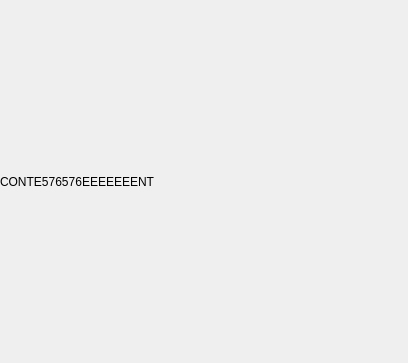
Old version of the form tools/gui/widgets/PointerScanner.ui in the repository game-pwner/game-pwner.
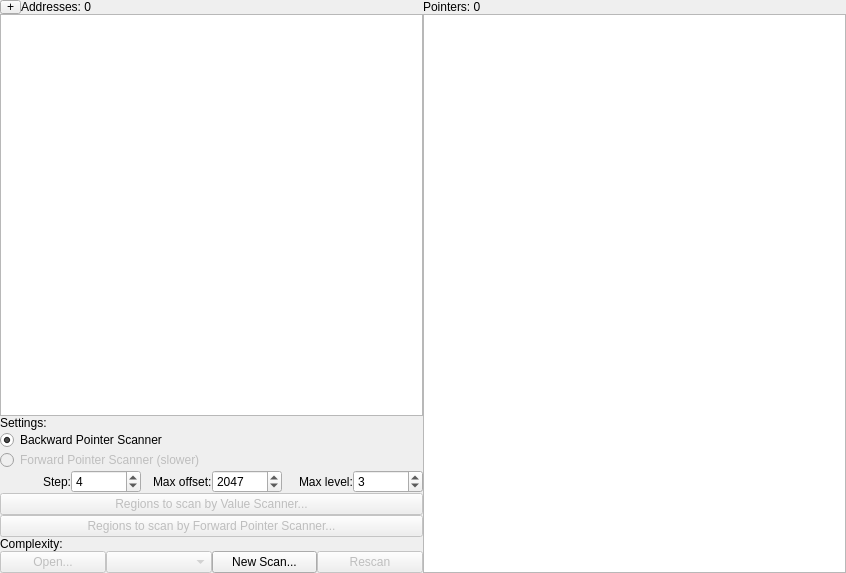
New version of the form.

Commit message:
tool/gui: working, pwner semi-attached, prep for value scanner
List[pwner.value_t] should be very slow, create std::vector<> binding

```diff
--- a/tools/gui/widgets/PointerScanner.ui
+++ b/tools/gui/widgets/PointerScanner.ui
@@ -6,8 +6,8 @@
    <rect>
     <x>0</x>
     <y>0</y>
-    <width>408</width>
-    <height>363</height>
+    <width>846</width>
+    <height>573</height>
    </rect>
   </property>
   <property name="styleSheet">
@@ -34,57 +34,240 @@
      <number>0</number>
     </property>
     <item>
-     <widget class="QScrollArea" name="scrollArea">
-      <property name="frameShape">
-       <enum>QFrame::NoFrame</enum>
-      </property>
-      <property name="frameShadow">
-       <enum>QFrame::Plain</enum>
-      </property>
-      <property name="verticalScrollBarPolicy">
-       <enum>Qt::ScrollBarAlwaysOff</enum>
-      </property>
-      <property name="horizontalScrollBarPolicy">
-       <enum>Qt::ScrollBarAlwaysOff</enum>
-      </property>
-      <property name="widgetResizable">
-       <bool>true</bool>
-      </property>
-      <widget class="QWidget" name="scrollAreaWidgetContents">
-       <property name="geometry">
-        <rect>
-         <x>0</x>
-         <y>0</y>
-         <width>404</width>
-         <height>331</height>
-        </rect>
-       </property>
-       <layout class="QHBoxLayout" name="horizontalLayout_5">
-        <property name="spacing">
-         <number>0</number>
+     <layout class="QHBoxLayout" name="horizontalLayout_2">
+      <item>
+       <layout class="QVBoxLayout" name="verticalLayout">
+        <property name="sizeConstraint">
+         <enum>QLayout::SetDefaultConstraint</enum>
         </property>
-        <property name="leftMargin">
-         <number>0</number>
-        </property>
-        <property name="topMargin">
-         <number>0</number>
-        </property>
-        <property name="rightMargin">
-         <number>0</number>
-        </property>
-        <property name="bottomMargin">
-         <number>0</number>
-        </property>
+        <item>
+         <layout class="QHBoxLayout" name="horizontalLayout_4">
+          <item>
+           <widget class="QToolButton" name="btnPlus">
+            <property name="sizePolicy">
+             <sizepolicy hsizetype="Fixed" vsizetype="Ignored">
+              <horstretch>0</horstretch>
+              <verstretch>0</verstretch>
+             </sizepolicy>
+            </property>
+            <property name="text">
+             <string notr="true">+</string>
+            </property>
+           </widget>
+          </item>
+          <item>
+           <widget class="QLabel" name="lblAddresses">
+            <property name="text">
+             <string>Addresses: 0</string>
+            </property>
+           </widget>
+          </item>
+         </layout>
+        </item>
+        <item>
+         <widget class="QTreeView" name="treeAddresses"/>
+        </item>
+        <item>
+         <widget class="QLabel" name="lblSettings">
+          <property name="text">
+           <string>Settings:</string>
+          </property>
+         </widget>
+        </item>
+        <item>
+         <widget class="QRadioButton" name="radioType1">
+          <property name="text">
+           <string>Backward Pointer Scanner</string>
+          </property>
+          <property name="checked">
+           <bool>true</bool>
+          </property>
+         </widget>
+        </item>
+        <item>
+         <widget class="QRadioButton" name="radioType2">
+          <property name="enabled">
+           <bool>false</bool>
+          </property>
+          <property name="text">
+           <string>Forward Pointer Scanner (slower)</string>
+          </property>
+         </widget>
+        </item>
+        <item>
+         <layout class="QHBoxLayout" name="horizontalLayout_5">
+          <item alignment="Qt::AlignRight">
+           <widget class="QLabel" name="lblStep">
+            <property name="text">
+             <string>Step:</string>
+            </property>
+           </widget>
+          </item>
+          <item>
+           <widget class="QSpinBox" name="spinStep">
+            <property name="buttonSymbols">
+             <enum>QAbstractSpinBox::UpDownArrows</enum>
+            </property>
+            <property name="suffix">
+             <string/>
+            </property>
+            <property name="prefix">
+             <string/>
+            </property>
+            <property name="minimum">
+             <number>1</number>
+            </property>
+            <property name="maximum">
+             <number>8</number>
+            </property>
+            <property name="singleStep">
+             <number>1</number>
+            </property>
+            <property name="stepType">
+             <enum>QAbstractSpinBox::DefaultStepType</enum>
+            </property>
+            <property name="value">
+             <number>4</number>
+            </property>
+            <property name="displayIntegerBase">
+             <number>10</number>
+            </property>
+           </widget>
+          </item>
+          <item alignment="Qt::AlignRight">
+           <widget class="QLabel" name="lblOffset">
+            <property name="text">
+             <string>Max offset:</string>
+            </property>
+           </widget>
+          </item>
+          <item>
+           <widget class="QSpinBox" name="spinOffset">
+            <property name="prefix">
+             <string/>
+            </property>
+            <property name="minimum">
+             <number>1</number>
+            </property>
+            <property name="maximum">
+             <number>1048576</number>
+            </property>
+            <property name="value">
+             <number>2047</number>
+            </property>
+            <property name="displayIntegerBase">
+             <number>10</number>
+            </property>
+           </widget>
+          </item>
+          <item alignment="Qt::AlignRight">
+           <widget class="QLabel" name="lblLevel">
+            <property name="text">
+             <string>Max level:</string>
+            </property>
+           </widget>
+          </item>
+          <item>
+           <widget class="QSpinBox" name="spinLevel">
+            <property name="minimum">
+             <number>1</number>
+            </property>
+            <property name="value">
+             <number>3</number>
+            </property>
+           </widget>
+          </item>
+         </layout>
+        </item>
+        <item>
+         <widget class="QPushButton" name="btnRegions">
+          <property name="enabled">
+           <bool>false</bool>
+          </property>
+          <property name="text">
+           <string>Regions to scan by Value Scanner...</string>
+          </property>
+         </widget>
+        </item>
+        <item>
+         <widget class="QPushButton" name="btnRegionsF">
+          <property name="enabled">
+           <bool>false</bool>
+          </property>
+          <property name="text">
+           <string>Regions to scan by Forward Pointer Scanner...</string>
+          </property>
+         </widget>
+        </item>
         <item>
          <widget class="QLabel" name="label">
           <property name="text">
-           <string>CONTE576576EEEEEEENT</string>
+           <string>Complexity:</string>
           </property>
          </widget>
         </item>
+        <item>
+         <layout class="QHBoxLayout" name="horizontalLayout_6">
+          <item>
+           <widget class="QPushButton" name="btnOpen">
+            <property name="enabled">
+             <bool>false</bool>
+            </property>
+            <property name="text">
+             <string>Open...</string>
+            </property>
+           </widget>
+          </item>
+          <item>
+           <widget class="QComboBox" name="comboRecent">
+            <property name="enabled">
+             <bool>false</bool>
+            </property>
+            <property name="maxCount">
+             <number>2147483647</number>
+            </property>
+           </widget>
+          </item>
+          <item>
+           <widget class="QPushButton" name="btnScan">
+            <property name="text">
+             <string>New Scan...</string>
+            </property>
+           </widget>
+          </item>
+          <item>
+           <widget class="QPushButton" name="btnRescan">
+            <property name="enabled">
+             <bool>false</bool>
+            </property>
+            <property name="text">
+             <string>Rescan</string>
+            </property>
+           </widget>
+          </item>
+         </layout>
+        </item>
        </layout>
-      </widget>
-     </widget>
+      </item>
+      <item>
+       <layout class="QVBoxLayout" name="verticalLayout_2">
+        <item>
+         <layout class="QHBoxLayout" name="horizontalLayout_3">
+          <item>
+           <widget class="QLabel" name="lblPointers">
+            <property name="text">
+             <string>Pointers: 0</string>
+            </property>
+           </widget>
+          </item>
+         </layout>
+        </item>
+        <item>
+         <widget class="QTreeView" name="treePointers"/>
+        </item>
+       </layout>
+      </item>
+     </layout>
     </item>
    </layout>
   </widget>
```
The commit also changes 29 other files.
